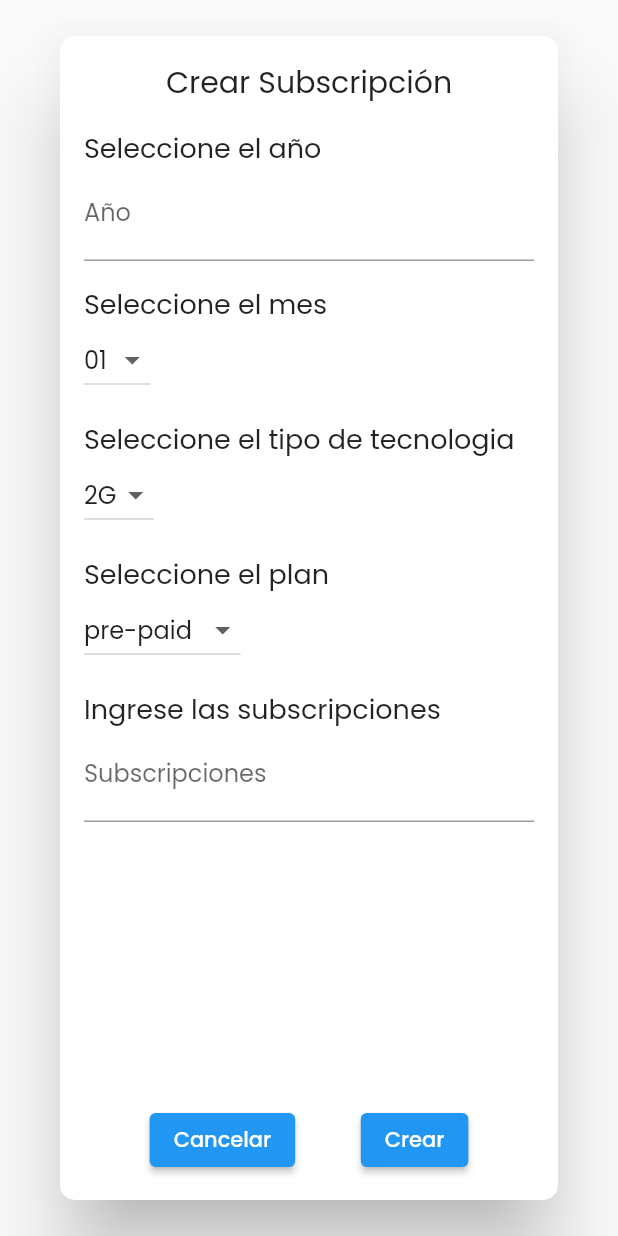
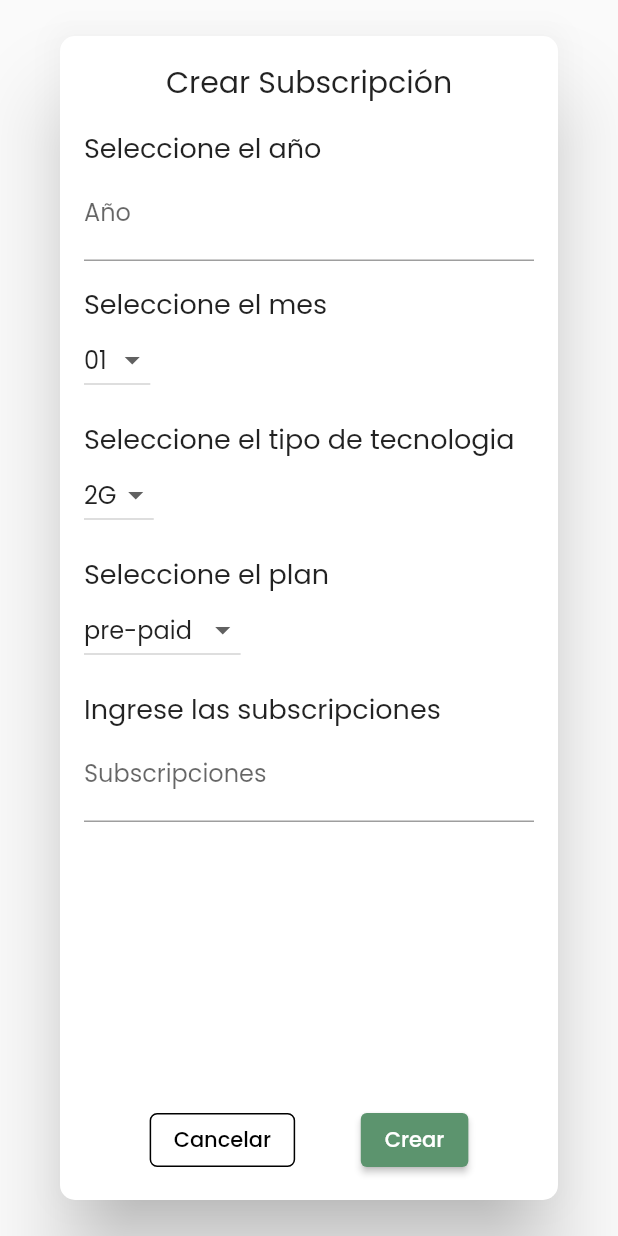
Before and after one commit to Juanca0312/phonesubscriptions-flutter, a Flutter app: the AddDialog widget shown alone on an empty page, opened directly, on a phone screen of 412 x 824 dp. Run offline on Flutter 3.47's test engine with Material 2 defaults, Android fonts, the phone set to English and light mode, and no system bars; our stand-ins replace flutter_spinkit; missing offline and left inert: ms_undraw; network calls fail.

Commit message:
✏️Updated Button Colors and minor changes

```diff
--- a/lib/widgets/create_dialog.dart
+++ b/lib/widgets/create_dialog.dart
@@ -142,8 +142,23 @@ class _AddDialogState extends State<AddDialog> {
               Row(
                 mainAxisAlignment: MainAxisAlignment.spaceEvenly,
                 children: [
-                  ElevatedButton(onPressed: () {Navigator.of(context).pop(false);}, child: Text('Cancelar')),
-
+                  ElevatedButton(
+                      style: ElevatedButton.styleFrom(
+                        shape: RoundedRectangleBorder(
+                          borderRadius: BorderRadius.circular(5),
+                          side: BorderSide(color: Colors.black)
+                        ),
+                          primary: Colors.transparent,
+                          shadowColor:
+                          Colors.transparent),
+                      onPressed: () {
+                        Navigator.of(context).pop(false);
+                      },
+                      child: Text(
+                        'Cancelar',
+                        style: TextStyle(
+                            color: Colors.black),
+                      )),
                   ElevatedButton(onPressed: () {
                     if(_formKey.currentState!.validate()){
                       final createdData = new PhoneSubscription(id: null, month: _year.text+'-'+mes+'-'+'01', networkTechnology: tech, planType: plan, subscriptions: int.parse(_subs.text));
@@ -151,7 +166,8 @@ class _AddDialogState extends State<AddDialog> {
                       service.createData(createdData);
                       Navigator.of(context).pop();
                     }
-                  }, child: Text('Crear')),
+                  }, child: Text('Crear'),                                             style: ElevatedButton.styleFrom(
+                      primary: IColors.russian_green),),
                 ],
               )
             ],
```
Also changed, not shown: lib/widgets/edit_dialog.dart (+23 -6 lines).
